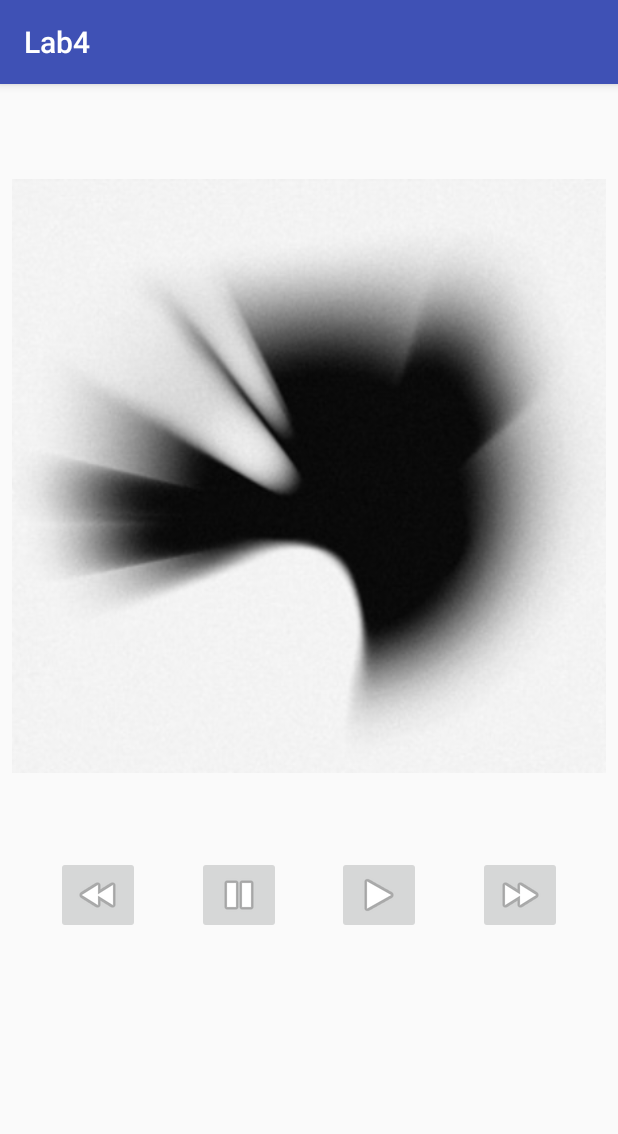
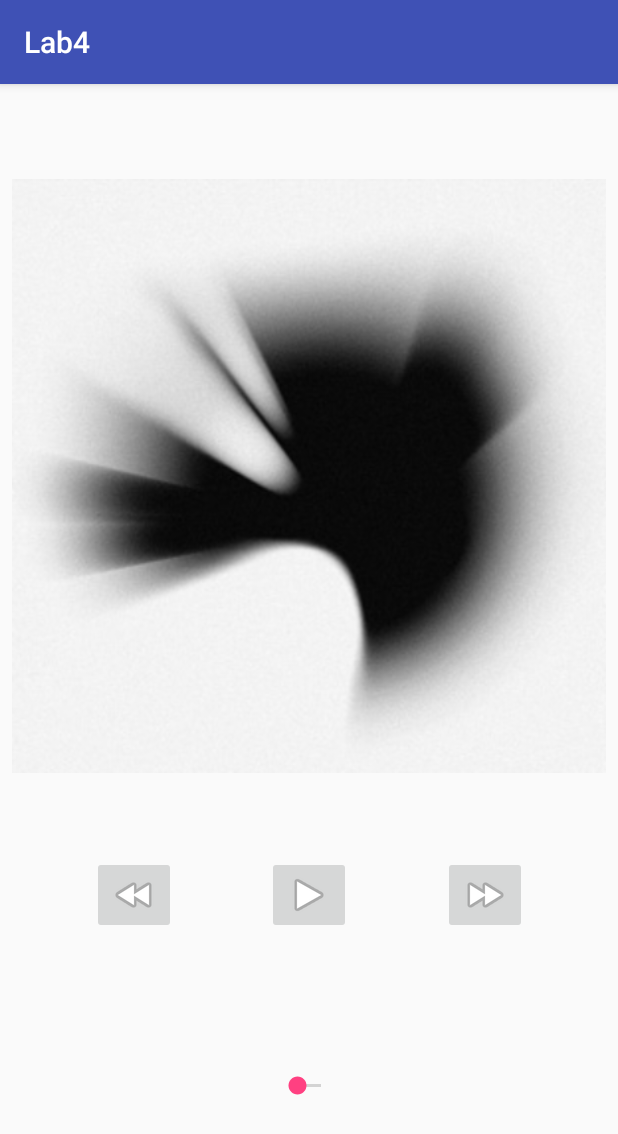
Before and after one commit to wojteko22/android-lab4, an Android app: the screen it shows after launch (SongActivity), after a tap on "The Messenger", on a phone screen of 412 x 824 dp. Shown: the top 1134 px of the screen. Run offline under Robolectric (Android 15) with nearby library versions, the light colour scheme and no system bars; libraries missing offline, so code that uses them is left out: pl.edu.pwr.

Commit message:
Let pause music, add some stuff

```diff
--- a/app/src/main/java/pl/edu/pwr/wojciech/okonski/lab4/lab4/MainActivity.kt
+++ b/app/src/main/java/pl/edu/pwr/wojciech/okonski/lab4/lab4/MainActivity.kt
@@ -28,5 +28,6 @@ val songs = arrayListOf(
         Song("The Messenger", R.drawable.ats, R.raw.the_messenger),
         Song("Pancerz", R.drawable.kielbie, R.raw.pancerz),
         Song("Kiedy Umieram", R.drawable.medeis, R.raw.kiedy_umieram),
-        Song("I Hate Everything About You", R.drawable.tdg, R.raw.i_hate_everything_about_you)
+        Song("I Hate Everything About You", R.drawable.tdg, R.raw.i_hate_everything_about_you),
+        Song("Can You Feel My Heart", R.drawable.sempiternal, R.raw.can_you_feel_my_heart)
 )
--- a/app/src/main/java/pl/edu/pwr/wojciech/okonski/lab4/lab4/SongActivity.kt
+++ b/app/src/main/java/pl/edu/pwr/wojciech/okonski/lab4/lab4/SongActivity.kt
@@ -4,25 +4,59 @@ import android.content.Context
 import android.content.Intent
 import android.media.MediaPlayer
 import android.os.Bundle
+import android.os.Handler
 import android.support.v7.app.AppCompatActivity
 import kotlinx.android.synthetic.main.activity_song.*
 
 
 class SongActivity : AppCompatActivity() {
+    private val song: Song by lazy {
+        val songIndex = intent.extras.getInt(SONG_INDEX)
+        songs[songIndex]
+    }
+    private val mediaPlayer: MediaPlayer by lazy { MediaPlayer.create(this, song.audioResource) }
 
     override fun onCreate(savedInstanceState: Bundle?) {
         super.onCreate(savedInstanceState)
         setContentView(R.layout.activity_song)
-
-        val songIndex = intent.extras.getInt(SONG_INDEX)
-        val song = songs[songIndex]
-        val coverResource = song.coverResource
-        ivAlbumCover.setImageResource(coverResource)
-
-        val mediaPlayer = MediaPlayer.create(this, song.audioResource)
-        mediaPlayer.start()
+        prepareSongStuff()
     }
 
+    private fun prepareSongStuff() {
+        ivAlbumCover.setImageResource(song.coverResource)
+        ibPlayPause.setOnClickListener { playOrPause() }
+        seekBar.max = mediaPlayer.duration
+
+        val handler = Handler()
+        runOnUiThread(object : Runnable {
+            override fun run() {
+                val currentPosition = mediaPlayer.currentPosition / 1000
+                seekBar.progress = currentPosition
+                handler.postDelayed(this, 1000)
+            }
+        })
+    }
+
+    private fun playOrPause() {
+        if (mediaPlayer.isPlaying)
+            pause()
+        else play()
+    }
+
+    private fun pause() {
+        mediaPlayer.pause()
+        ibPlayPause.setImageResource(android.R.drawable.ic_media_play)
+    }
+
+    private fun play() {
+        mediaPlayer.start()
+        ibPlayPause.setImageResource(android.R.drawable.ic_media_pause)
+    }
+
+    override fun onStop() {
+        super.onStop()
+        mediaPlayer.stop()
+    }
 
     companion object {
         private val SONG_INDEX = "song index"
--- a/app/src/main/res/layout/activity_song.xml
+++ b/app/src/main/res/layout/activity_song.xml
@@ -13,6 +13,7 @@
         android:layout_marginEnd="8dp"
         android:layout_marginStart="8dp"
         android:layout_marginTop="8dp"
+        android:contentDescription="@string/album_cover"
         app:layout_constraintBottom_toTopOf="@+id/guideline"
         app:layout_constraintEnd_toEndOf="parent"
         app:layout_constraintStart_toStartOf="parent"
@@ -20,54 +21,54 @@
         app:srcCompat="@mipmap/ic_launcher" />
 
     <ImageButton
-        android:id="@+id/imageButton"
+        android:id="@+id/ibPlayPause"
         android:layout_width="wrap_content"
         android:layout_height="wrap_content"
-        app:srcCompat="@android:drawable/ic_media_play"
-        tools:layout_editor_absoluteX="217dp"
+        android:contentDescription="@string/play_or_pause_button"
+        app:layout_constraintEnd_toStartOf="@+id/ibForward"
+        app:layout_constraintStart_toEndOf="@+id/ibBackwards"
         app:layout_constraintTop_toTopOf="@+id/guideline"
-        app:layout_constraintStart_toEndOf="@+id/imageButton2"
-        app:layout_constraintHorizontal_bias="0.5"
-        app:layout_constraintEnd_toStartOf="@+id/imageButton3" />
+        app:srcCompat="@android:drawable/ic_media_play" />
 
     <ImageButton
-        android:id="@+id/imageButton2"
+        android:id="@+id/ibForward"
         android:layout_width="wrap_content"
         android:layout_height="wrap_content"
-        app:srcCompat="@android:drawable/ic_media_pause"
-        tools:layout_editor_absoluteX="112dp"
+        android:contentDescription="@string/forward_button"
+        app:layout_constraintEnd_toEndOf="parent"
+        app:layout_constraintHorizontal_bias="0.5"
+        app:layout_constraintStart_toEndOf="@+id/ibPlayPause"
         app:layout_constraintTop_toTopOf="@+id/guideline"
-        app:layout_constraintStart_toEndOf="@+id/imageButton4"
-        app:layout_constraintHorizontal_bias="0.5"
-        app:layout_constraintEnd_toStartOf="@+id/imageButton" />
+        app:srcCompat="@android:drawable/ic_media_ff" />
 
     <ImageButton
-        android:id="@+id/imageButton3"
+        android:id="@+id/ibBackwards"
         android:layout_width="wrap_content"
         android:layout_height="wrap_content"
-        app:srcCompat="@android:drawable/ic_media_ff"
-        tools:layout_editor_absoluteX="312dp"
+        android:contentDescription="@string/backwards_button"
+        app:layout_constraintEnd_toStartOf="@+id/ibPlayPause"
+        app:layout_constraintStart_toStartOf="parent"
         app:layout_constraintTop_toTopOf="@+id/guideline"
-        app:layout_constraintStart_toEndOf="@+id/imageButton"
-        app:layout_constraintHorizontal_bias="0.5"
-        app:layout_constraintEnd_toEndOf="parent" />
+        app:srcCompat="@android:drawable/ic_media_rew" />
 
-    <ImageButton
-        android:id="@+id/imageButton4"
+    <android.support.constraint.Guideline
+        android:id="@+id/guideline"
         android:layout_width="wrap_content"
         android:layout_height="wrap_content"
-        app:srcCompat="@android:drawable/ic_media_rew"
-        tools:layout_editor_absoluteX="16dp"
-        app:layout_constraintTop_toTopOf="@+id/guideline"
-        app:layout_constraintStart_toStartOf="parent"
-        app:layout_constraintHorizontal_bias="0.5"
-        app:layout_constraintEnd_toStartOf="@+id/imageButton2" />
-
-    <android.support.constraint.Guideline
-        android:layout_width="wrap_content"
-        android:layout_height="wrap_content"
-        android:id="@+id/guideline"
         android:orientation="horizontal"
         app:layout_constraintGuide_percent="0.67" />
 
+    <SeekBar
+        android:id="@+id/seekBar"
+        android:layout_width="wrap_content"
+        android:layout_height="wrap_content"
+        android:layout_marginBottom="8dp"
+        android:layout_marginEnd="8dp"
+        android:layout_marginStart="8dp"
+        android:layout_marginTop="8dp"
+        app:layout_constraintBottom_toBottomOf="parent"
+        app:layout_constraintEnd_toEndOf="parent"
+        app:layout_constraintStart_toStartOf="parent"
+        app:layout_constraintTop_toBottomOf="@+id/ibPlayPause" />
+
 </android.support.constraint.ConstraintLayout>
--- a/app/src/main/res/values/strings.xml
+++ b/app/src/main/res/values/strings.xml
@@ -1,4 +1,7 @@
 <resources>
     <string name="app_name">Lab4</string>
     <string name="album_cover">Album cover</string>
+    <string name="play_or_pause_button">play or pause button</string>
+    <string name="forward_button">forward button</string>
+    <string name="backwards_button">backwards button</string>
 </resources>
```
Also changed, not shown: app/src/main/res/drawable/sempiternal.png (added), 1 other file.
